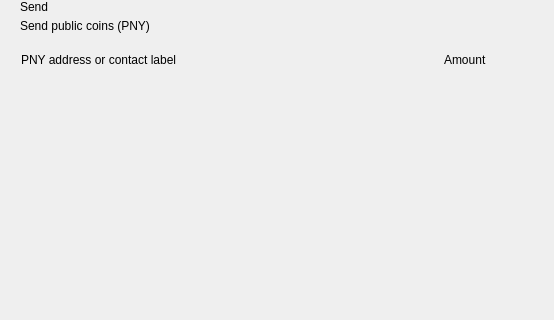
Qt form src/qt/pivx/forms/send.ui (AltcoinBaggins/lil) before a commit; both pictures show x 0 to 554 and y 0 to 320 of the 893 by 700 pixel window.
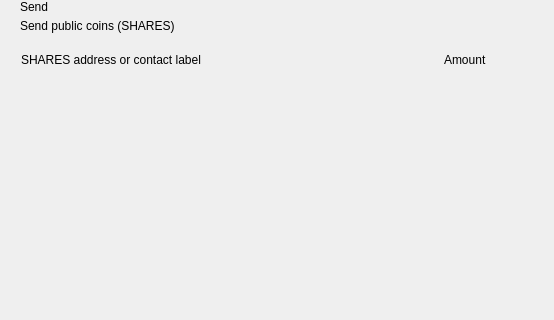
The same form after that commit. Custom widgets are drawn as their Qt base class.

Commit message: Update branding to SHARES

What changed in the file:
```diff
--- a/src/qt/pivx/forms/send.ui
+++ b/src/qt/pivx/forms/send.ui
@@ -81,7 +81,7 @@
             <item>
              <widget class="QLabel" name="labelSubtitle1">
               <property name="text">
-               <string>Send public coins (PNY)</string>
+               <string>Send public coins (SHARES)</string>
               </property>
              </widget>
             </item>
@@ -141,7 +141,7 @@
              <string notr="true">margin-left:8px;</string>
             </property>
             <property name="text">
-             <string>PNY address or contact label</string>
+             <string>SHARES address or contact label</string>
             </property>
            </widget>
           </item>
```
The commit also changes 657 other files.
